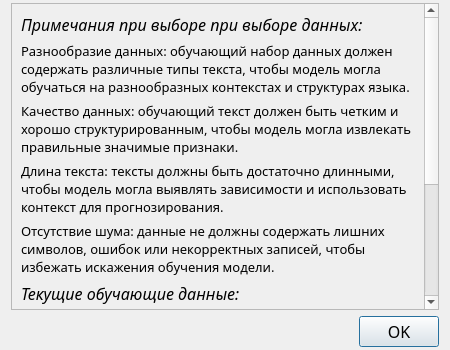
This is src/widgetpagesandbox/aboutlearningdatadialog.ui in Marator2K07/LSTM_Text_Generator as Qt 5 draws it before an edit. The edited form follows.
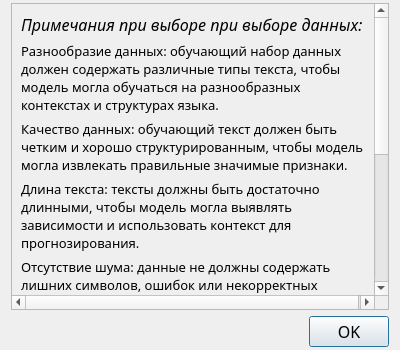
This is the edited form.

What changed in the file:
```diff
--- a/src/widgetpagesandbox/aboutlearningdatadialog.ui
+++ b/src/widgetpagesandbox/aboutlearningdatadialog.ui
@@ -6,7 +6,7 @@
    <rect>
     <x>0</x>
     <y>0</y>
-    <width>450</width>
+    <width>400</width>
     <height>350</height>
    </rect>
   </property>
@@ -36,7 +36,7 @@
        <rect>
         <x>0</x>
         <y>0</y>
-        <width>413</width>
+        <width>363</width>
         <height>492</height>
        </rect>
       </property>
```
